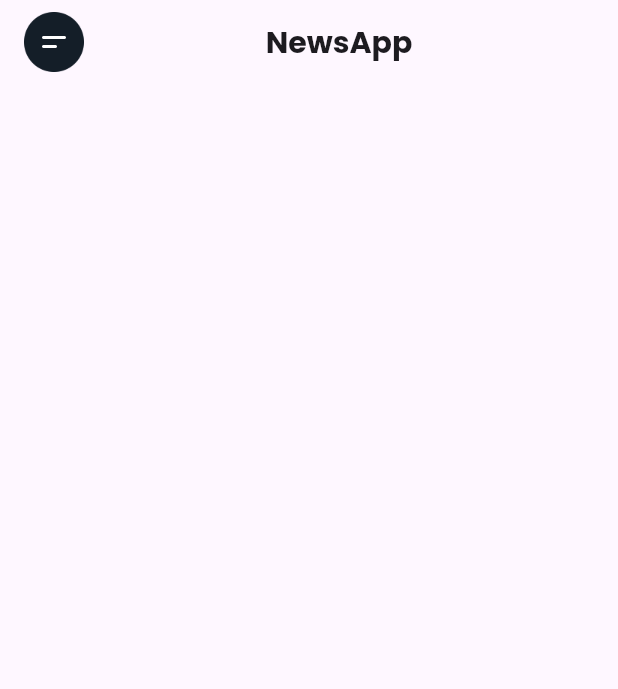
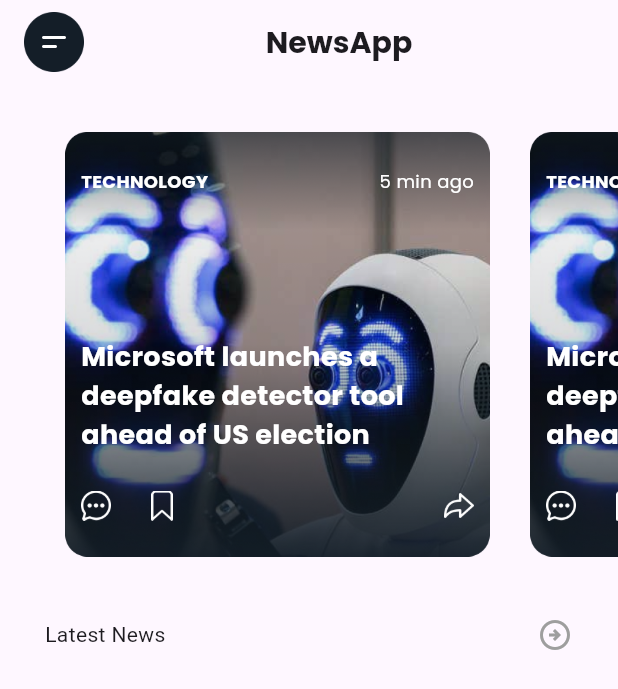
Before and after one commit to balyuntaja/BootcampFlutter, a Flutter app: the screen it shows after launch, on a phone screen of 412 x 824 dp. Shown: the top 689 px of the screen. Run offline on Flutter 3.47's test engine with Material 3 defaults, Android fonts, the phone set to English and light mode, and no system bars; our stand-ins replace google_fonts.

Commit message:
add asset

```diff
--- a/sanberappflutter/lib/app/config/app_assets.dart
+++ b/sanberappflutter/lib/app/config/app_assets.dart
@@ -13,4 +13,7 @@ class AppAssets {
   //TODO:ICON
   static const iconMenu = '$icon/icon_menu.png';
   static const iconArrow = '$icon/icon_arrow.png';
+  static const iconBookmark = '$icon/icon_bookmark.png';
+  static const iconRedo = '$icon/icon_redo.png';
+  static const iconChat = '$icon/icon_chatbubble.png';
 }
--- a/sanberappflutter/lib/pages/home/home_page.dart
+++ b/sanberappflutter/lib/pages/home/home_page.dart
@@ -1,6 +1,10 @@
+// ignore_for_file: prefer_const_constructors
+
 import 'package:flutter/material.dart';
 import 'package:google_fonts/google_fonts.dart';
 import 'package:sanberappflutter/app/config/app_assets.dart';
+import 'package:sanberappflutter/app/config/app_color.dart';
+import 'package:sanberappflutter/widget/custom_box_image.dart';
 
 class HomePage extends StatelessWidget {
   const HomePage({super.key});
@@ -12,13 +16,8 @@ class HomePage extends StatelessWidget {
           title: Row(
             mainAxisAlignment: MainAxisAlignment.spaceBetween,
             children: [
-            Container(
-              height: 40,
-              width: 40,
-              decoration: BoxDecoration(
-                  image:
-                      DecorationImage(image: AssetImage(AppAssets.iconMenu))),
-            ),
+              CustomBoxImage(
+                  urlImage: AppAssets.iconMenu, width: 40, height: 40),
               Text(
                 'NewsApp',
                 style: GoogleFonts.poppins(
@@ -28,6 +27,90 @@ class HomePage extends StatelessWidget {
             ],
           ),
         ),
-    );
+        body: Column(
+          children: [
+            SizedBox(
+              height: 315,
+              child: ListView.builder(
+                scrollDirection: Axis.horizontal,
+                itemCount: 3,
+                itemBuilder: (context, index) => CustomBoxImage(
+                  margin: EdgeInsets.only(top: 32, left: index == 0 ? 30 : 0),
+                  padding: EdgeInsets.all(24),
+                  urlImage: AppAssets.image1,
+                  width: 310,
+                  height: 310,
+                  child: Stack(
+                    children: [
+                      Column(
+                        children: [
+                          Row(
+                            mainAxisAlignment: MainAxisAlignment.spaceBetween,
+                            children: [
+                              Text(
+                                'TECHNOLOGY',
+                                style: GoogleFonts.poppins(
+                                    fontSize: 12,
+                                    color: whiteColor,
+                                    fontWeight: FontWeight.bold),
+                              ),
+                              Text(
+                                '5 min ago',
+                                style: GoogleFonts.poppins(
+                                    fontSize: 12, color: whiteColor),
+                              )
+                            ],
+                          ),
+                          Spacer(),
+                          Text(
+                            'Microsoft launches a deepfake detector tool ahead of US election',
+                            style: GoogleFonts.poppins(
+                                fontSize: 18,
+                                color: whiteColor,
+                                fontWeight: FontWeight.bold),
+                          ),
+                          SizedBox(height: 24),
+                          Row(
+                            children: [
+                              CustomBoxImage(
+                                  urlImage: AppAssets.iconChat,
+                                  width: 20,
+                                  height: 20),
+                              CustomBoxImage(
+                                  margin: EdgeInsets.only(left: 24),
+                                  urlImage: AppAssets.iconBookmark,
+                                  width: 20,
+                                  height: 20),
+                              Spacer(),
+                              CustomBoxImage(
+                                  urlImage: AppAssets.iconRedo,
+                                  width: 20,
+                                  height: 20),
+                            ],
+                          ),
+                        ],
+                      ),
+                    ],
+                  ),
+                ),
+              ),
+            ),
+            Padding(
+              padding: const EdgeInsets.only(left: 30, right: 30, top: 40),
+              child: Column(
+                children: [
+                  Row(
+                    mainAxisAlignment: MainAxisAlignment.spaceBetween,
+                    children: [
+                      Text('Latest News'),
+                      Icon(Icons.arrow_circle_right_outlined,
+                          color: Colors.grey),
+                    ],
+                  ),
+                ],
+              ),
+            )
+          ],
+        ));
   }
 }
--- /dev/null
+++ b/sanberappflutter/lib/widget/custom_box_image.dart
@@ -0,0 +1,26 @@
+import 'package:flutter/material.dart';
+
+class CustomBoxImage extends StatelessWidget {
+  CustomBoxImage(
+      {super.key, this.width, this.height, required this.urlImage, this.margin, this.child, this.padding});
+
+  final double? width;
+  final double? height;
+  final String urlImage;
+  final EdgeInsets? margin;
+  final EdgeInsets? padding;
+  Widget? child;
+
+  @override
+  Widget build(BuildContext context) {
+    return Container(
+      padding: padding,
+      margin: margin,
+      width: width ?? 50,
+      height: height ?? 50,
+      decoration:
+          BoxDecoration(image: DecorationImage(image: AssetImage(urlImage))),
+          child: child,
+    );
+  }
+}
--- a/sanberappflutter/pubspec.yaml
+++ b/sanberappflutter/pubspec.yaml
@@ -69,6 +69,10 @@ flutter:
     - assets/image/image_5.png
     - assets/icon/icon_menu.png
     - assets/icon/icon_arrow.png
+    - assets/icon/icon_bookmark.png
+    - assets/icon/icon_chatbubble.png
+    - assets/icon/icon_redo.png
+
   #   - images/a_dot_ham.jpeg
 
   # An image asset can refer to one or more resolution-specific "variants", see
```
Also changed, not shown: sanberappflutter/assets/icon/icon_bookmark.png (added), sanberappflutter/assets/icon/icon_chatbubble.png (added), sanberappflutter/assets/icon/icon_redo.png (added), sanberappflutter/assets/image/image_1.png, sanberappflutter/assets/image/image_2.png. Lines whose indentation alone changed are shown as unchanged.
